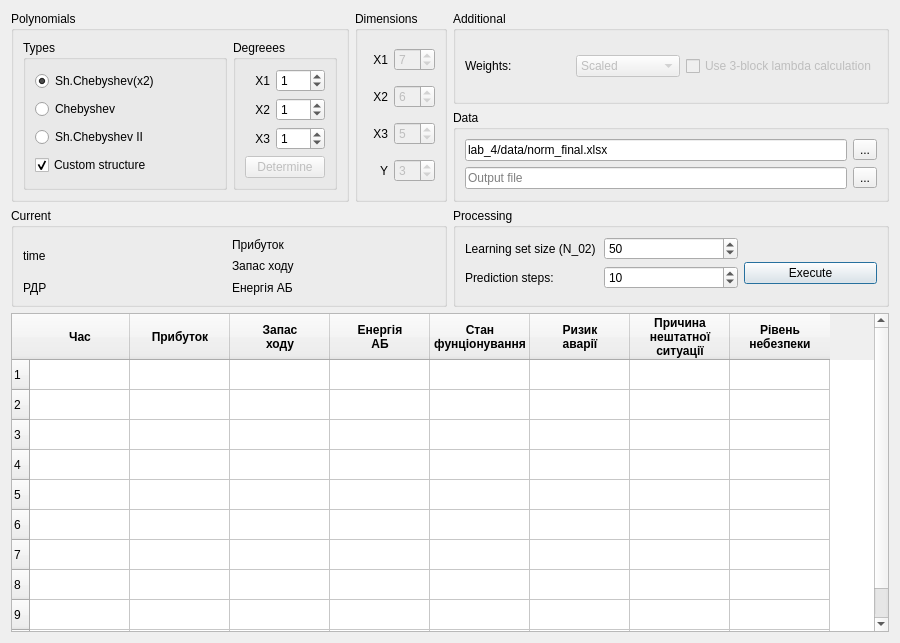
Above: data/main_window.ui from landrew31/sisan_4 before the change. Below: the same form after it.
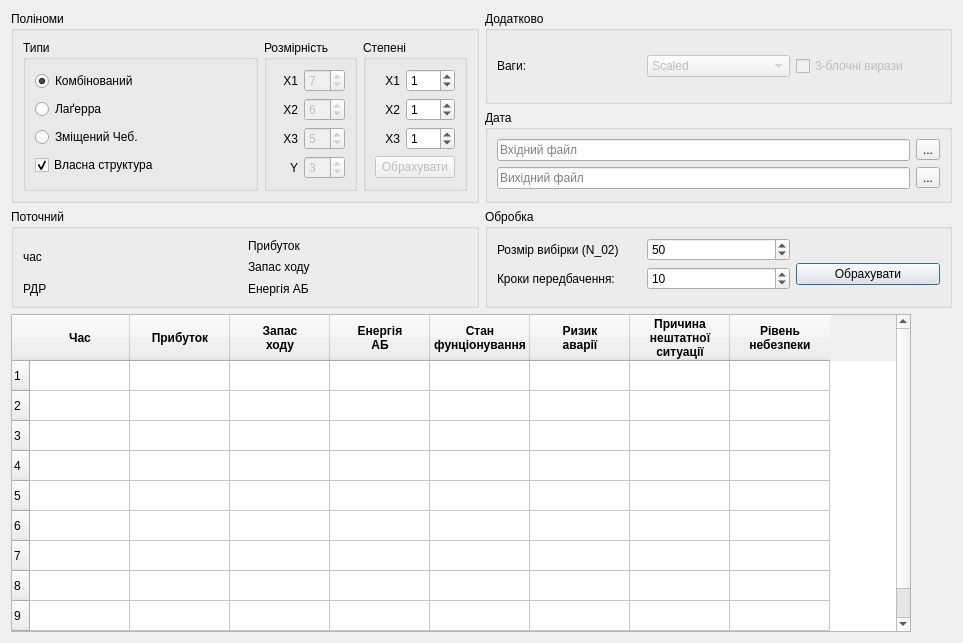
That is the form after the change.

The edit to the form file:
```diff
--- a/data/main_window.ui
+++ b/data/main_window.ui
@@ -6,7 +6,7 @@
    <rect>
     <x>0</x>
     <y>0</y>
-    <width>900</width>
+    <width>963</width>
     <height>643</height>
    </rect>
   </property>
@@ -21,7 +21,7 @@
        <item>
         <widget class="QGroupBox" name="groupBox_5">
          <property name="title">
-          <string>Polynomials</string>
+          <string>Поліноми</string>
          </property>
          <layout class="QHBoxLayout" name="horizontalLayout">
           <item>
@@ -33,13 +33,13 @@
              </sizepolicy>
             </property>
             <property name="title">
-             <string>Types</string>
+             <string>Типи</string>
             </property>
             <layout class="QVBoxLayout" name="verticalLayout">
              <item>
               <widget class="QRadioButton" name="radio_sh_cheb">
                <property name="text">
-                <string>Sh.Chebyshev(x2)</string>
+                <string>Комбінований</string>
                </property>
                <property name="checked">
                 <bool>true</bool>
@@ -49,21 +49,21 @@
              <item>
               <widget class="QRadioButton" name="radio_cheb">
                <property name="text">
-                <string>Chebyshev</string>
+                <string>Лаґерра</string>
                </property>
               </widget>
              </item>
              <item>
               <widget class="QRadioButton" name="radio_sh_cheb_2">
                <property name="text">
-                <string>Sh.Chebyshev II</string>
+                <string>Зміщений Чеб.</string>
                </property>
               </widget>
              </item>
              <item>
               <widget class="QCheckBox" name="custom_check">
                <property name="text">
-                <string>Custom structure</string>
+                <string>Власна структура</string>
                </property>
                <property name="checked">
                 <bool>true</bool>
@@ -73,6 +73,101 @@
             </layout>
            </widget>
           </item>
+          <item>
+           <widget class="QGroupBox" name="groupBox_2">
+            <property name="sizePolicy">
+             <sizepolicy hsizetype="Fixed" vsizetype="Preferred">
+              <horstretch>0</horstretch>
+              <verstretch>0</verstretch>
+             </sizepolicy>
+            </property>
+            <property name="title">
+             <string>Розмірність</string>
+            </property>
+            <layout class="QGridLayout" name="gridLayout_3">
+             <item row="2" column="0">
+              <widget class="QLabel" name="label_4">
+               <property name="text">
+                <string>X3</string>
+               </property>
+               <property name="alignment">
+                <set>Qt::AlignRight|Qt::AlignTrailing|Qt::AlignVCenter</set>
+               </property>
+              </widget>
+             </item>
+             <item row="0" column="1">
+              <widget class="QSpinBox" name="x1_dim">
+               <property name="enabled">
+                <bool>false</bool>
+               </property>
+               <property name="value">
+                <number>7</number>
+               </property>
+              </widget>
+             </item>
+             <item row="0" column="0">
+              <widget class="QLabel" name="label_2">
+               <property name="text">
+                <string>X1</string>
+               </property>
+               <property name="alignment">
+                <set>Qt::AlignRight|Qt::AlignTrailing|Qt::AlignVCenter</set>
+               </property>
+              </widget>
+             </item>
+             <item row="3" column="1">
+              <widget class="QSpinBox" name="y_dim">
+               <property name="enabled">
+                <bool>false</bool>
+               </property>
+               <property name="value">
+                <number>3</number>
+               </property>
+              </widget>
+             </item>
+             <item row="1" column="0">
+              <widget class="QLabel" name="label_3">
+               <property name="text">
+                <string>X2</string>
+               </property>
+               <property name="alignment">
+                <set>Qt::AlignRight|Qt::AlignTrailing|Qt::AlignVCenter</set>
+               </property>
+              </widget>
+             </item>
+             <item row="3" column="0">
+              <widget class="QLabel" name="label_5">
+               <property name="text">
+                <string>Y</string>
+               </property>
+               <property name="alignment">
+                <set>Qt::AlignRight|Qt::AlignTrailing|Qt::AlignVCenter</set>
+               </property>
+              </widget>
+             </item>
+             <item row="1" column="1">
+              <widget class="QSpinBox" name="x2_dim">
+               <property name="enabled">
+                <bool>false</bool>
+               </property>
+               <property name="value">
+                <number>6</number>
+               </property>
+              </widget>
+             </item>
+             <item row="2" column="1">
+              <widget class="QSpinBox" name="x3_dim">
+               <property name="enabled">
+                <bool>false</bool>
+               </property>
+               <property name="value">
+                <number>5</number>
+               </property>
+              </widget>
+             </item>
+            </layout>
+           </widget>
+          </item>
           <item>
            <widget class="QGroupBox" name="groupBox_4">
             <property name="sizePolicy">
@@ -82,9 +177,9 @@
              </sizepolicy>
             </property>
             <property name="title">
-             <string>Degreees</string>
+             <string>Степені</string>
             </property>
-            <layout class="QGridLayout" name="gridLayout_4" columnstretch="1,2">
+            <layout class="QGridLayout" name="gridLayout_4" columnstretch="1,2,0">
              <item row="0" column="0">
               <widget class="QLabel" name="label_6">
                <property name="text">
@@ -142,7 +237,7 @@
                 <bool>false</bool>
                </property>
                <property name="text">
-                <string>Determine</string>
+                <string>Обрахувати</string>
                </property>
               </widget>
              </item>
@@ -152,101 +247,6 @@
          </layout>
         </widget>
        </item>
-       <item>
-        <widget class="QGroupBox" name="groupBox_2">
-         <property name="sizePolicy">
-          <sizepolicy hsizetype="Fixed" vsizetype="Preferred">
-           <horstretch>0</horstretch>
-           <verstretch>0</verstretch>
-          </sizepolicy>
-         </property>
-         <property name="title">
-          <string>Dimensions</string>
-         </property>
-         <layout class="QGridLayout" name="gridLayout_3">
-          <item row="2" column="0">
-           <widget class="QLabel" name="label_4">
-            <property name="text">
-             <string>X3</string>
-            </property>
-            <property name="alignment">
-             <set>Qt::AlignRight|Qt::AlignTrailing|Qt::AlignVCenter</set>
-            </property>
-           </widget>
-          </item>
-          <item row="0" column="1">
-           <widget class="QSpinBox" name="x1_dim">
-            <property name="enabled">
-             <bool>false</bool>
-            </property>
-            <property name="value">
-             <number>7</number>
-            </property>
-           </widget>
-          </item>
-          <item row="0" column="0">
-           <widget class="QLabel" name="label_2">
-            <property name="text">
-             <string>X1</string>
-            </property>
-            <property name="alignment">
-             <set>Qt::AlignRight|Qt::AlignTrailing|Qt::AlignVCenter</set>
-            </property>
-           </widget>
-          </item>
-          <item row="3" column="1">
-           <widget class="QSpinBox" name="y_dim">
-            <property name="enabled">
-             <bool>false</bool>
-            </property>
-            <property name="value">
-             <number>3</number>
-            </property>
-           </widget>
-          </item>
-          <item row="1" column="0">
-           <widget class="QLabel" name="label_3">
-            <property name="text">
-             <string>X2</string>
-            </property>
-            <property name="alignment">
-             <set>Qt::AlignRight|Qt::AlignTrailing|Qt::AlignVCenter</set>
-            </property>
-           </widget>
-          </item>
-          <item row="3" column="0">
-           <widget class="QLabel" name="label_5">
-            <property name="text">
-             <string>Y</string>
-            </property>
-            <property name="alignment">
-             <set>Qt::AlignRight|Qt::AlignTrailing|Qt::AlignVCenter</set>
-            </property>
-           </widget>
-          </item>
-          <item row="1" column="1">
-           <widget class="QSpinBox" name="x2_dim">
-            <property name="enabled">
-             <bool>false</bool>
-            </property>
-            <property name="value">
-             <number>6</number>
-            </property>
-           </widget>
-          </item>
-          <item row="2" column="1">
-           <widget class="QSpinBox" name="x3_dim">
-            <property name="enabled">
-             <bool>false</bool>
-            </property>
-            <property name="value">
-             <number>5</number>
-            </property>
-           </widget>
-          </item>
-         </layout>
-        </widget>
-       </item>
       </layout>
      </item>
      <item>
@@ -254,13 +254,13 @@
        <item>
         <widget class="QGroupBox" name="groupBox_7">
          <property name="title">
-          <string>Additional</string>
+          <string>Додатково</string>
          </property>
          <layout class="QHBoxLayout" name="horizontalLayout_3">
           <item>
            <widget class="QLabel" name="label_9">
             <property name="text">
-             <string>Weights:</string>
+             <string>Ваги:</string>
             </property>
            </widget>
           </item>
@@ -290,7 +290,7 @@
              <bool>false</bool>
             </property>
             <property name="text">
-             <string>Use 3-block lambda calculation</string>
+             <string>3-блочні вирази</string>
             </property>
            </widget>
           </item>
@@ -300,7 +300,7 @@
        <item>
         <widget class="QGroupBox" name="groupBox">
          <property name="title">
-          <string>Data</string>
+          <string>Дата</string>
          </property>
          <layout class="QGridLayout" name="gridLayout_5">
           <item row="2" column="0">
@@ -309,17 +309,7 @@
              <string/>
             </property>
             <property name="placeholderText">
-             <string>Output file</string>
-            </property>
-           </widget>
-          </item>
-          <item row="1" column="0">
-           <widget class="QLineEdit" name="line_input">
-            <property name="text">
-             <string>lab_4/data/norm_final.xlsx</string>
-            </property>
-            <property name="placeholderText">
-             <string>Input file</string>
+             <string>Вихідний файл</string>
             </property>
            </widget>
           </item>
@@ -330,6 +320,16 @@
             </property>
            </widget>
           </item>
+          <item row="1" column="0">
+           <widget class="QLineEdit" name="line_input">
+            <property name="text">
+             <string/>
+            </property>
+            <property name="placeholderText">
+             <string>Вхідний файл</string>
+            </property>
+           </widget>
+          </item>
           <item row="1" column="1">
            <widget class="QToolButton" name="select_input">
             <property name="text">
@@ -344,69 +344,148 @@
      </item>
     </layout>
    </item>
-   <item row="2" column="1">
-    <widget class="QGroupBox" name="groupBox_6">
-     <property name="title">
-      <string>Processing</string>
+   <item row="3" column="0" colspan="2">
+    <widget class="QTableWidget" name="tablewidget">
+     <property name="maximumSize">
+      <size>
+       <width>900</width>
+       <height>16777215</height>
+      </size>
      </property>
-     <layout class="QGridLayout" name="gridLayout">
-      <item row="3" column="0">
-       <widget class="QLabel" name="label_10">
-        <property name="text">
-         <string>Prediction steps:</string>
-        </property>
-       </widget>
-      </item>
-      <item row="3" column="2">
-       <widget class="QSpinBox" name="predictBox">
-        <property name="value">
-         <number>10</number>
-        </property>
-       </widget>
-      </item>
-      <item row="2" column="3" rowspan="3">
-       <widget class="QPushButton" name="exec_button">
-        <property name="text">
-         <string>Execute</string>
-        </property>
-        <property name="default">
-         <bool>true</bool>
-        </property>
-        <property name="flat">
-         <bool>false</bool>
-        </property>
-       </widget>
-      </item>
-      <item row="1" column="2" rowspan="2">
-       <widget class="QSpinBox" name="sample_spin">
-        <property name="maximum">
-         <number>999</number>
-        </property>
-        <property name="value">
-         <number>50</number>
-        </property>
-       </widget>
-      </item>
-      <item row="1" column="0" rowspan="2">
-       <widget class="QLabel" name="label">
-        <property name="text">
-         <string>Learning set size (N_02)</string>
-        </property>
-       </widget>
-      </item>
-     </layout>
+     <property name="rowCount">
+      <number>10</number>
+     </property>
+     <property name="columnCount">
+      <number>8</number>
+     </property>
+     <row/>
+     <row/>
+     <row/>
+     <row/>
+     <row/>
+     <row/>
+     <row/>
+     <row/>
+     <row/>
+     <row/>
+     <column>
+      <property name="text">
+       <string>Час</string>
+      </property>
+      <property name="font">
+       <font>
+        <weight>75</weight>
+        <bold>true</bold>
+       </font>
+      </property>
+     </column>
+     <column>
+      <property name="text">
+       <string>Прибуток</string>
+      </property>
+      <property name="font">
+       <font>
+        <weight>75</weight>
+        <bold>true</bold>
+       </font>
+      </property>
+     </column>
+     <column>
+      <property name="text">
+       <string>Запас
+ходу</string>
+      </property>
+      <property name="font">
+       <font>
+        <weight>75</weight>
+        <bold>true</bold>
+       </font>
+      </property>
+     </column>
+     <column>
+      <property name="text">
+       <string>Енергія
+АБ</string>
+      </property>
+      <property name="font">
+       <font>
+        <weight>75</weight>
+        <bold>true</bold>
+       </font>
+      </property>
+     </column>
+     <column>
+      <property name="text">
+       <string>Стан
+фунціонування</string>
+      </property>
+      <property name="font">
+       <font>
+        <weight>75</weight>
+        <bold>true</bold>
+       </font>
+      </property>
+     </column>
+     <column>
+      <property name="text">
+       <string>Ризик
+аварії</string>
+      </property>
+      <property name="font">
+       <font>
+        <weight>75</weight>
+        <bold>true</bold>
+       </font>
+      </property>
+     </column>
+     <column>
+      <property name="text">
+       <string>Причина
+нештатної
+ситуації</string>
+      </property>
+      <property name="font">
+       <font>
+        <weight>75</weight>
+        <bold>true</bold>
+       </font>
+      </property>
+     </column>
+     <column>
+      <property name="text">
+       <string>Рівень
+небезпеки</string>
+      </property>
+      <property name="font">
+       <font>
+        <weight>75</weight>
+        <bold>true</bold>
+       </font>
+      </property>
+     </column>
+     <item row="0" column="0">
+      <property name="text">
+       <string/>
+      </property>
+      <property name="font">
+       <font>
+        <weight>50</weight>
+        <bold>false</bold>
+       </font>
+      </property>
+     </item>
     </widget>
    </item>
    <item row="2" column="0">
     <widget class="QGroupBox" name="Current">
      <property name="title">
-      <string>Current</string>
+      <string>Поточний</string>
      </property>
      <layout class="QGridLayout" name="gridLayout_6">
       <item row="0" column="0" rowspan="2">
        <widget class="QLabel" name="label_11">
         <property name="text">
-         <string>time</string>
+         <string>час</string>
         </property>
        </widget>
       </item>
@@ -486,136 +565,57 @@
      <zorder>lbl_y3</zorder>
     </widget>
    </item>
-   <item row="3" column="0" colspan="2">
-    <widget class="QTableWidget" name="tablewidget">
-     <property name="maximumSize">
-      <size>
-       <width>900</width>
-       <height>16777215</height>
-      </size>
+   <item row="2" column="1">
+    <widget class="QGroupBox" name="groupBox_6">
+     <property name="title">
+      <string>Обробка</string>
      </property>
-     <property name="rowCount">
-      <number>10</number>
-     </property>
-     <property name="columnCount">
-      <number>8</number>
-     </property>
-     <row/>
-     <row/>
-     <row/>
-     <row/>
-     <row/>
-     <row/>
-     <row/>
-     <row/>
-     <row/>
-     <row/>
-     <column>
-      <property name="text">
-       <string>Час</string>
-      </property>
-      <property name="font">
-       <font>
-        <weight>75</weight>
-        <bold>true</bold>
-       </font>
-      </property>
-     </column>
-     <column>
-      <property name="text">
-       <string>Прибуток</string>
-      </property>
-      <property name="font">
-       <font>
-        <weight>75</weight>
-        <bold>true</bold>
-       </font>
-      </property>
-     </column>
-     <column>
-      <property name="text">
-       <string>Запас
-ходу</string>
-      </property>
-      <property name="font">
-       <font>
-        <weight>75</weight>
-        <bold>true</bold>
-       </font>
-      </property>
-     </column>
-     <column>
-      <property name="text">
-       <string>Енергія
-АБ</string>
-      </property>
-      <property name="font">
-       <font>
-        <weight>75</weight>
-        <bold>true</bold>
-       </font>
-      </property>
-     </column>
-     <column>
-      <property name="text">
-       <string>Стан
-фунціонування</string>
-      </property>
-      <property name="font">
-       <font>
-        <weight>75</weight>
-        <bold>true</bold>
-       </font>
-      </property>
-     </column>
-     <column>
-      <property name="text">
-       <string>Ризик
-аварії</string>
-      </property>
-      <property name="font">
-       <font>
-        <weight>75</weight>
-        <bold>true</bold>
-       </font>
-      </property>
-     </column>
-     <column>
-      <property name="text">
-       <string>Причина
-нештатної
-ситуації</string>
-      </property>
-      <property name="font">
-       <font>
-        <weight>75</weight>
-        <bold>true</bold>
-       </font>
-      </property>
-     </column>
-     <column>
-      <property name="text">
-       <string>Рівень
-небезпеки</string>
-      </property>
-      <property name="font">
-       <font>
-        <weight>75</weight>
-        <bold>true</bold>
-       </font>
-      </property>
-     </column>
-     <item row="0" column="0">
-      <property name="text">
-       <string/>
-      </property>
-      <property name="font">
-       <font>
-        <weight>50</weight>
-        <bold>false</bold>
-       </font>
-      </property>
-     </item>
+     <layout class="QGridLayout" name="gridLayout">
+      <item row="3" column="0">
+       <widget class="QLabel" name="label_10">
+        <property name="text">
+         <string>Кроки передбачення:</string>
+        </property>
+       </widget>
+      </item>
+      <item row="3" column="2">
+       <widget class="QSpinBox" name="predictBox">
+        <property name="value">
+         <number>10</number>
+        </property>
+       </widget>
+      </item>
+      <item row="2" column="3" rowspan="3">
+       <widget class="QPushButton" name="exec_button">
+        <property name="text">
+         <string>Обрахувати</string>
+        </property>
+        <property name="default">
+         <bool>true</bool>
+        </property>
+        <property name="flat">
+         <bool>false</bool>
+        </property>
+       </widget>
+      </item>
+      <item row="1" column="2" rowspan="2">
+       <widget class="QSpinBox" name="sample_spin">
+        <property name="maximum">
+         <number>999</number>
+        </property>
+        <property name="value">
+         <number>50</number>
+        </property>
+       </widget>
+      </item>
+      <item row="1" column="0" rowspan="2">
+       <widget class="QLabel" name="label">
+        <property name="text">
+         <string>Розмір вибірки (N_02)</string>
+        </property>
+       </widget>
+      </item>
+     </layout>
     </widget>
    </item>
   </layout>
```
